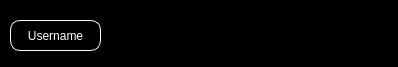
Before: the Qt Designer form Interface/UserMessage.ui in edgardanielgd/Audio-Transmission, drawn with Qt 5.
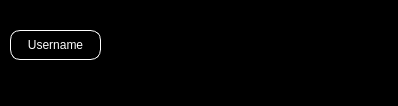
After: the same form once the commit is applied.

```diff
--- a/Interface/UserMessage.ui
+++ b/Interface/UserMessage.ui
@@ -7,9 +7,15 @@
     <x>0</x>
     <y>0</y>
     <width>398</width>
-    <height>67</height>
+    <height>106</height>
    </rect>
   </property>
+  <property name="minimumSize">
+   <size>
+    <width>398</width>
+    <height>106</height>
+   </size>
+  </property>
   <property name="windowTitle">
    <string>Form</string>
   </property>
@@ -21,9 +27,9 @@
    <property name="geometry">
     <rect>
      <x>10</x>
-     <y>20</y>
+     <y>30</y>
      <width>91</width>
-     <height>31</height>
+     <height>30</height>
     </rect>
    </property>
    <property name="styleSheet">
@@ -39,32 +45,40 @@
     <set>Qt::AlignCenter</set>
    </property>
   </widget>
-  <widget class="QFrame" name="frmData">
+  <widget class="QScrollArea" name="scrollArea">
    <property name="geometry">
     <rect>
-     <x>110</x>
+     <x>120</x>
      <y>10</y>
-     <width>281</width>
-     <height>51</height>
+     <width>251</width>
+     <height>81</height>
     </rect>
    </property>
-   <property name="styleSheet">
-    <string notr="true">color: white;
-background: none;
-background:transparent;
-padding:0;</string>
+   <property name="widgetResizable">
+    <bool>true</bool>
    </property>
+   <widget class="QWidget" name="scrollAreaWidgetContents">
+    <property name="geometry">
+     <rect>
+      <x>0</x>
+      <y>0</y>
+      <width>251</width>
+      <height>81</height>
+     </rect>
+    </property>
+    <layout class="QVBoxLayout" name="verticalLayout">
+     <item>
+      <widget class="QFrame" name="childFrame">
    <property name="frameShape">
     <enum>QFrame::StyledPanel</enum>
    </property>
    <property name="frameShadow">
     <enum>QFrame::Raised</enum>
    </property>
-   <layout class="QVBoxLayout" name="verticalLayout">
-    <item>
-     <layout class="QVBoxLayout" name="lytMessage"/>
-    </item>
-   </layout>
+      </widget>
+     </item>
+    </layout>
+   </widget>
   </widget>
  </widget>
  <resources/>
```
Lines whose indentation alone changed are shown as unchanged.
